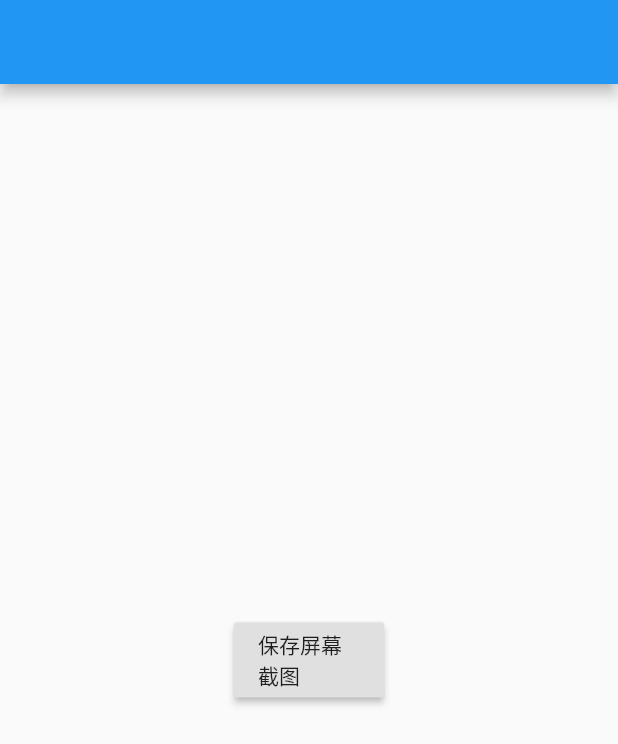
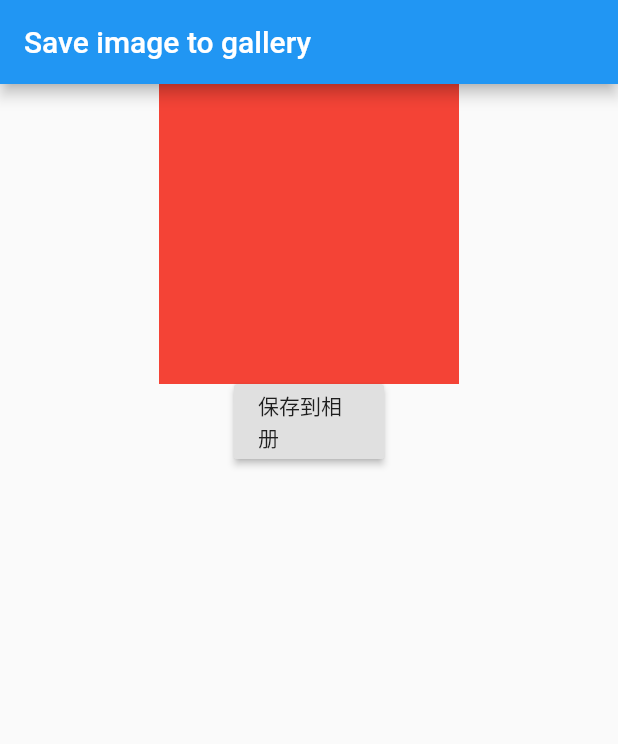
Before and after one commit to hui-z/image_gallery_saver, a Flutter app: the screen it shows after launch, on a phone screen of 412 x 824 dp. Shown: the top 744 px of the screen. Run offline on Flutter 3.47's test engine with Material 2 defaults, Android fonts, the phone set to English and light mode, and no system bars.

```diff
--- a/example/lib/main.dart
+++ b/example/lib/main.dart
@@ -32,19 +32,28 @@ class _MyHomePageState extends State<MyHomePage> {
   Widget build(BuildContext context) {
     return Scaffold(
         appBar: AppBar(
-          title: Text(""),
+          title: Text("Save image to gallery"),
         ),
-        body: RepaintBoundary(
+        body: Center(
+          child: Column(
+            children: <Widget>[
+              RepaintBoundary(
                 key: _globalKey,
-          child: Center(
                 child: Container(
+                  width: 200,
+                  height: 200,
+                  color: Colors.red,
+                ),
+              ),
+              Container(
                 child: RaisedButton(
                   onPressed: _saved,
-                child: Text("保存屏幕截图"),
+                  child: Text("保存到相册"),
                 ),
                 width: 100,
                 height: 50,
-            ),
+              )
+            ],
           ),
         ));
   }
@@ -55,5 +64,6 @@ class _MyHomePageState extends State<MyHomePage> {
     ui.Image image = await boundary.toImage();
     ByteData byteData = await image.toByteData(format: ui.ImageByteFormat.png);
     final result = await ImageGallerySaver.save(byteData.buffer.asUint8List());
+    print(result);
   }
 }
--- a/lib/image_gallery_saver.dart
+++ b/lib/image_gallery_saver.dart
@@ -7,6 +7,8 @@ class ImageGallerySaver {
   static const MethodChannel _channel =
       const MethodChannel('image_gallery_saver');
 
+  /// save image to Gallery
+  /// imageBytes can't null
   static Future save(Uint8List imageBytes) async {
     assert(imageBytes != null);
     final result =
--- a/pubspec.yaml
+++ b/pubspec.yaml
@@ -1,6 +1,6 @@
 name: image_gallery_saver
-description: A new flutter plugin project for save image to gallery, iOS need to add the following keys to your Info.plist file, the key is called Privacy - Photo Library Additions Usage Description in the visual editor.
-version: 0.1.0
+description: A new flutter plugin project for save image to gallery, iOS need to add the following keys to your Info.plist file.
+version: 0.1.2
 author: quicey <quiceyxu@gmail.com>
 homepage: https://github.com/hui-z/image_gallery_saver
 
```
Also changed, not shown: 4 other files. Lines whose indentation alone changed are shown as unchanged.
